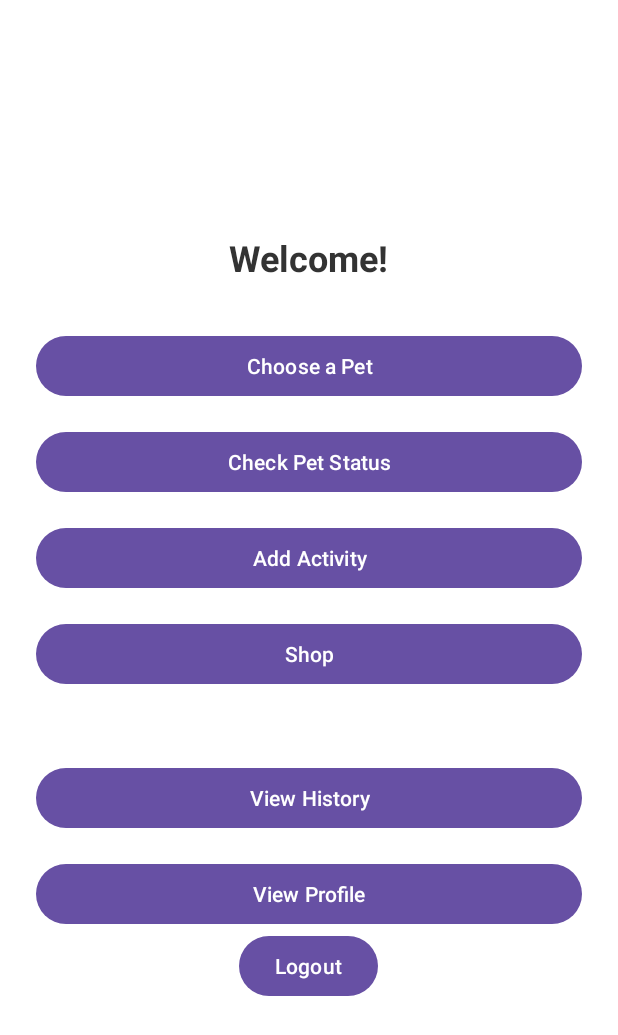
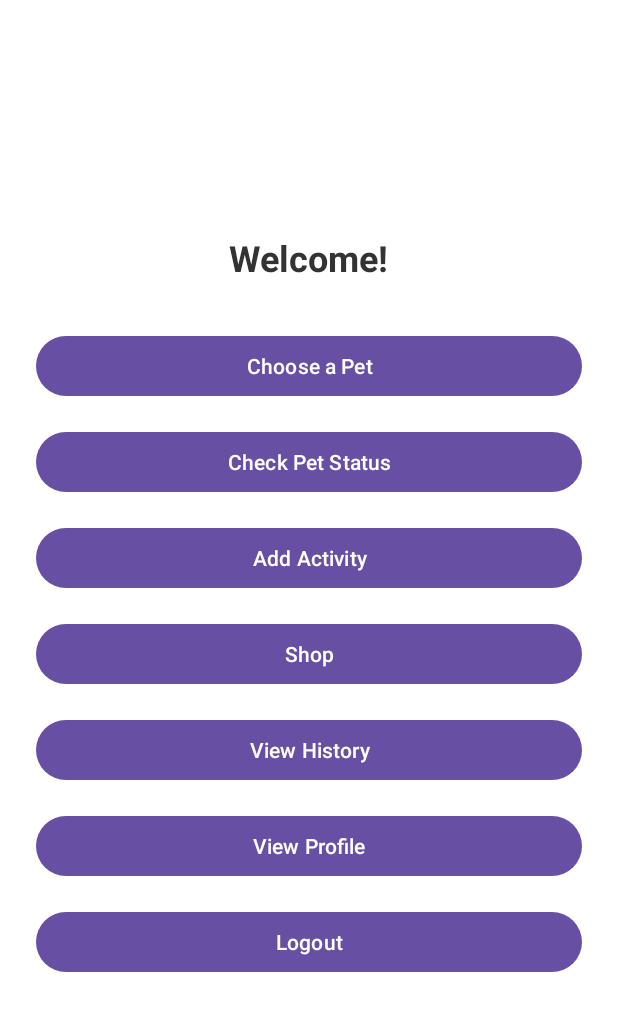
Before and after one commit to sorensuper10/MobileApplicationsDevelopmentAssignment2, an Android app: the HomeActivity screen opened directly, with no data from a screen before it, on a phone screen of 412 x 824 dp. Shown: the top 1035 px of the screen. Run offline under Robolectric (Android 15) with nearby library versions, the phone set to English and light mode, and no system bars.

Commit message:
Version 1.7

```diff
--- a/app/src/main/res/layout/activity_home.xml
+++ b/app/src/main/res/layout/activity_home.xml
@@ -7,6 +7,7 @@
     android:padding="24dp"
     android:background="#FFFFFF">
 
+    <!-- Welcome Text -->
     <TextView
         android:id="@+id/welcomeText"
         android:layout_width="wrap_content"
@@ -16,6 +17,12 @@
         android:textStyle="bold"
         android:textColor="#333333"
         android:layout_marginBottom="32dp" />
+
+    <!-- Buttons Grouped Together -->
+    <LinearLayout
+        android:layout_width="match_parent"
+        android:layout_height="wrap_content"
+        android:orientation="vertical">
 
         <Button
             android:id="@+id/buttonChoosePet"
@@ -43,25 +50,29 @@
             android:layout_width="match_parent"
             android:layout_height="wrap_content"
             android:text="Shop"
-        android:layout_marginBottom="32dp" />
+            android:layout_marginBottom="16dp" />
 
         <Button
             android:id="@+id/buttonHistory"
-        android:text="View History"
             android:layout_width="match_parent"
             android:layout_height="wrap_content"
-        android:layout_marginTop="16dp" />
+            android:text="View History"
+            android:layout_marginBottom="16dp" />
 
         <Button
             android:id="@+id/buttonProfile"
             android:layout_width="match_parent"
             android:layout_height="wrap_content"
             android:text="View Profile"
-        android:layout_marginTop="16dp" />
+            android:layout_marginBottom="16dp" />
 
+        <!-- Logout Button Styled the Same -->
         <Button
             android:id="@+id/logoutButton"
-        android:layout_width="wrap_content"
+            android:layout_width="match_parent"
             android:layout_height="wrap_content"
-        android:text="Logout" />
+            android:text="Logout"
+            android:layout_marginBottom="16dp" />
     </LinearLayout>
+
+</LinearLayout>
```
Also changed, not shown: app/src/main/java/com/example/mobileapplicationsdevelopmentassignment2/CheckStatusActivity.java (+12 -4 lines), app/src/main/res/layout/activity_check_status.xml (+5 -4 lines), app/src/main/res/drawable/bird_happy.png (added), app/src/main/res/drawable/bird_normal.png, app/src/main/res/drawable/cat_happy.png (added), app/src/main/res/drawable/cat_normal.png, app/src/main/res/drawable/dog_happy.png (added), app/src/main/res/drawable/dog_normal.png. Lines whose indentation alone changed are shown as unchanged.
